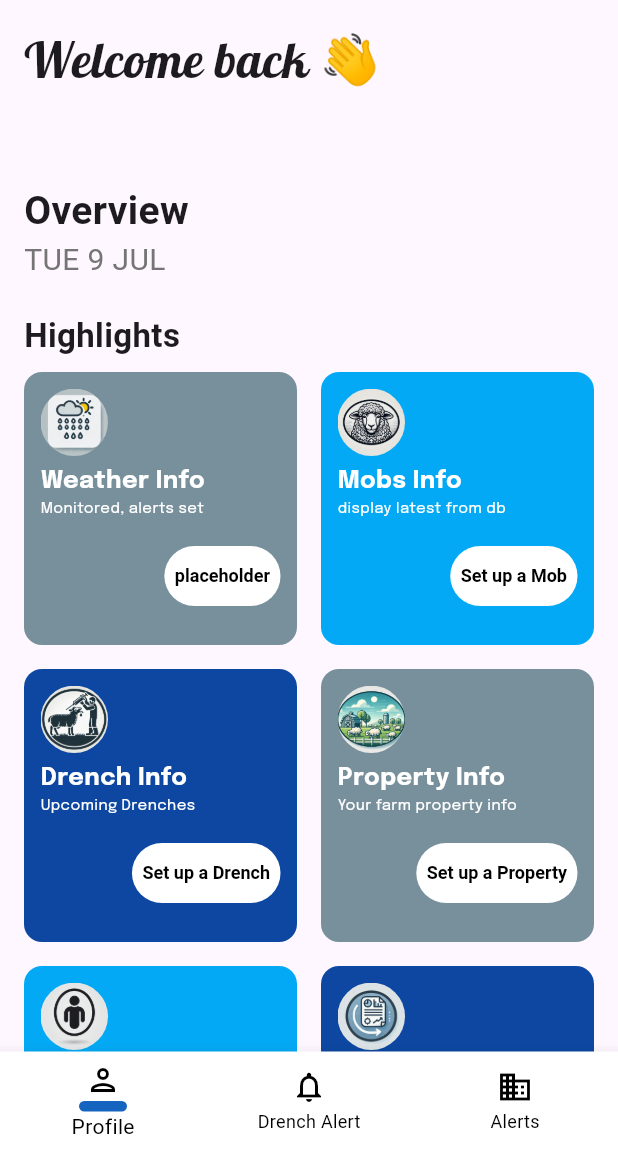
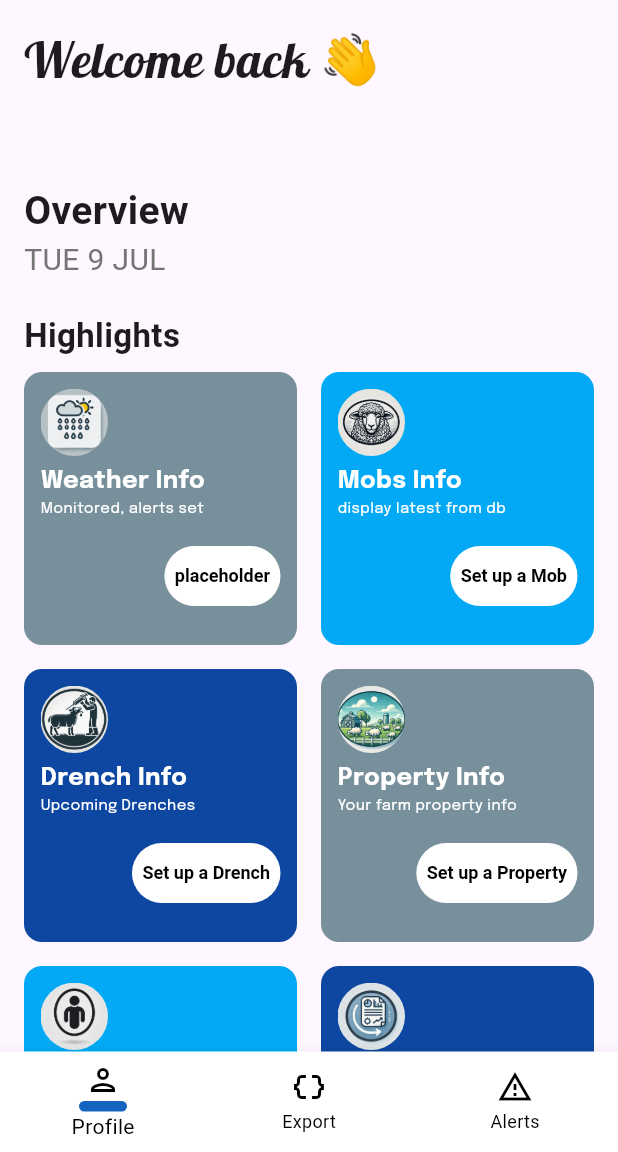
Before and after one commit to mn-nao-ren/drenchmate1017, a Flutter app: the DashboardScreen screen opened by its route, on a phone screen of 412 x 824 dp, the part 84-1236 px from its top. Run offline on Flutter 3.47's test engine with Material 3 defaults, Android fonts, the phone set to English and light mode, and no system bars; our stand-ins replace cloud_firestore, firebase_auth, firebase_core, google_fonts, modal_progress_hud_nsn; accounts and stored records are empty.

Commit message:
adding stuff to drench entry work

```diff
--- a/lib/business_logic/models/drench_schedule.dart
+++ b/lib/business_logic/models/drench_schedule_algo.dart
@@ -24,7 +24,7 @@ class DrenchSchedule {
 
     final nextDrenchNeeded = fecalEggCount > fecalEggThreshold;
 
-    final drenchEffective = daysSinceLastDrench <= effectivePeriodDays;
+    final drenchEffective = (daysSinceLastDrench <= effectivePeriodDays);
 
     if (nextDrenchNeeded || !drenchEffective || reInfectionRisk == 'high') {
       return currentDate;
--- a/lib/business_logic/services/firestore_service.dart
+++ b/lib/business_logic/services/firestore_service.dart
@@ -17,10 +17,11 @@ class FirestoreService {
   }
 
 
-  Future<void> saveMob(String propertyAddress, int paddockId, String mobName) async {
+  Future<void> saveMob(String propertyAddress, int paddockId, int mobNumber, String mobName) async {
     final mobData = {
       'propertyAddress': propertyAddress,
       'paddockId': paddockId,
+      'mobNumber': mobNumber,
       'mobName': mobName,
       'createdAt': DateTime.now(),
     };
--- a/lib/presentation/components/bottom_navigation_bar.dart
+++ b/lib/presentation/components/bottom_navigation_bar.dart
@@ -16,6 +16,7 @@ class MyNavigationBar extends StatefulWidget {
 }
 
 class _MyNavigationBarState extends State<MyNavigationBar> {
+  /* class method */
   BottomNavigationBarItem _buildNavigationBarItem({
     required int index,
     required IconData icon,
@@ -65,14 +66,14 @@ class _MyNavigationBarState extends State<MyNavigationBar> {
         ),
         _buildNavigationBarItem(
           index: 1,
-          icon: Icons.notifications_outlined,
-          label: 'Drench Alert',
+          icon: Icons.data_object_outlined,
+          label: 'Export',
           color: Colors.red.shade600,
           selectedColor: Colors.red.shade600,
         ),
         _buildNavigationBarItem(
           index: 2,
-          icon: Icons.business_outlined,
+          icon: Icons.warning_amber_outlined,
           label: 'Alerts',
           color: Colors.blue,
           selectedColor: Colors.blue,
--- a/lib/presentation/screens/dashboard_view.dart
+++ b/lib/presentation/screens/dashboard_view.dart
@@ -129,6 +129,7 @@ class _DashboardScreenState extends State<DashboardScreen> {
 
                       },
                     ),
+
                     HighlightCard(
                       color: Colors.lightBlue.shade500,
                       icon: 'assets/icon/mob.png',
@@ -140,6 +141,7 @@ class _DashboardScreenState extends State<DashboardScreen> {
                         Navigator.pushNamed(context, CreateMobPage.id);
                       },
                     ),
+
                     HighlightCard(
                       color: Colors.blue.shade900,
                       icon: 'assets/icon/drench.png',
@@ -150,6 +152,7 @@ class _DashboardScreenState extends State<DashboardScreen> {
                         Navigator.pushNamed(context, DrenchEntryScreen.id);
                       },
                     ),
+
                     HighlightCard(
                       color: Colors.blueGrey.shade400,
                       icon: 'assets/icon/property.png',
@@ -160,6 +163,7 @@ class _DashboardScreenState extends State<DashboardScreen> {
                         Navigator.pushNamed(context, SetupPropertyScreen.id);
                       },
                     ),
+
                     HighlightCard(
                       color: Colors.lightBlue.shade500,
                       icon: 'assets/icon/profile.png',
@@ -197,6 +201,18 @@ class _DashboardScreenState extends State<DashboardScreen> {
                       },
                     ),
 
+                    HighlightCard(
+                      color: Colors.lightBlue.shade500,
+                      icon: 'assets/icon/mob.png',
+                      title: 'Parasite Testing',
+                      subtitle: 'Worm egg count test results',
+                      buttonText: 'Enter results',
+                      onButtonPressed: () {
+                        // add actions
+                        Navigator.pushNamed(context, CreateMobPage.id);
+                      },
+                    ),
+
                   ],
                 ),
               ),
```
Also changed, not shown: lib/presentation/screens/create_mob_page.dart (+37 -7 lines), lib/presentation/screens/notification_screen.dart (+19 -3 lines).
